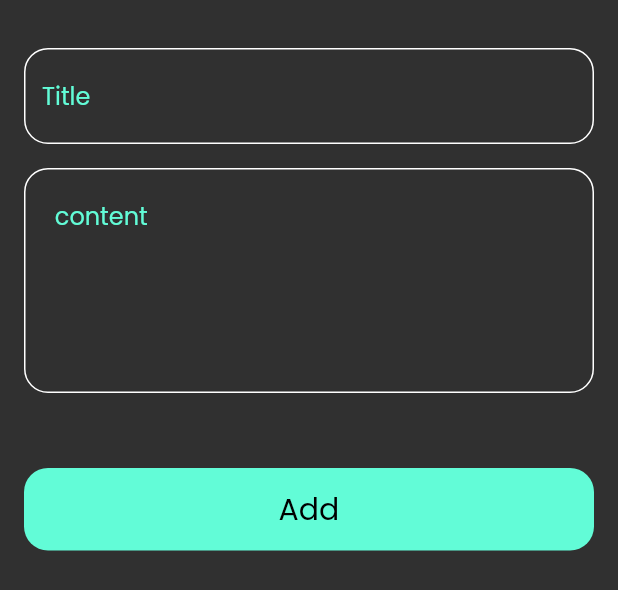
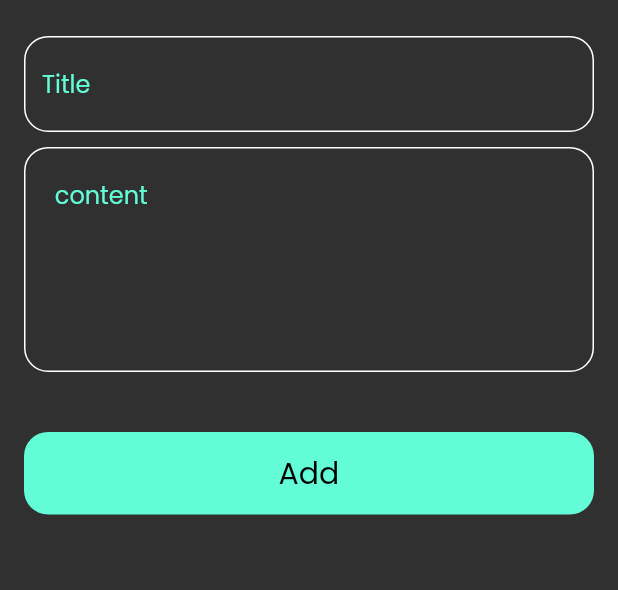
Before and after one commit to Hussein-Kurhily/Notes-App, a Flutter app: the AddNoteBottomSheet widget shown alone on an empty page, opened directly, on a phone screen of 412 x 824 dp. Shown: the top 590 px of the screen. Run offline on Flutter 3.47's test engine with Material 2 defaults, Android fonts, the phone set to English and light mode, and no system bars; drawn by our look-alikes of modal_progress_hud_nsn; our stand-ins replace flutter_bloc, font_awesome_flutter, hive, hive_flutter; accounts and stored records are empty.

Commit message:
change add note bottom sheet

```diff
--- a/lib/views/Widgets/add_note_bottom_sheet.dart
+++ b/lib/views/Widgets/add_note_bottom_sheet.dart
@@ -23,12 +23,14 @@ class AddNoteBottomSheet extends StatelessWidget {
               Navigator.pop(context);
             }
           },
-          builder: (context, state) {
-            return ModalProgressHUD(
-                inAsyncCall: state is AddNoteLoading ? true : false,
-                child: const SingleChildScrollView(child: AddNoteForm())
-            );
-          },
+          builder : (context, state) {
+            return AbsorbPointer(
+              absorbing: state is AddNoteLoading ? true : false,
+              child: const SingleChildScrollView
+                (child: AddNoteForm()
+              ),
+            ) ;
+          }
         ),
       ),
     );
--- a/lib/views/Widgets/add_note_form.dart
+++ b/lib/views/Widgets/add_note_form.dart
@@ -3,7 +3,6 @@ import 'package:flutter_bloc/flutter_bloc.dart';
 import 'package:notes/cubits/add_note_cubit.dart';
 import 'package:notes/models/note_model.dart';
 import 'package:notes/views/Widgets/save_note_bottom.dart';
-
 import 'custom_text_field.dart';
 
 class AddNoteForm extends StatefulWidget {
@@ -16,9 +15,12 @@ class AddNoteForm extends StatefulWidget {
 }
 
 class _AddNoteFormState extends State<AddNoteForm> {
-  final GlobalKey<FormState> formKey = GlobalKey() ;
-  AutovalidateMode autovalidateMode = AutovalidateMode.disabled ;
-  String? title, subTitle ;
+  final GlobalKey<FormState> formKey = GlobalKey();
+
+  AutovalidateMode autovalidateMode = AutovalidateMode.disabled;
+
+  String? title, subTitle;
+
   @override
   Widget build(BuildContext context) {
     return Form(
@@ -27,32 +29,34 @@ class _AddNoteFormState extends State<AddNoteForm> {
       child: Column(
         children: [
           const SizedBox(
-            height: 32,
+            height: 24,
           ),
           CustomTextField(
             onSaved: (value) {
-              title = value ;
+              title = value;
             },
             hintText: 'Title',
             maxLines: 1,
           ),
-          const  SizedBox(
-            height: 16,
+          const SizedBox(
+            height: 10,
           ),
           CustomTextField(
             onSaved: (value) {
-              subTitle = value ;
+              subTitle = value;
             },
             hintText: '  content',
             maxLines: 5,
           ),
           const SizedBox(
-            height: 50,
+            height: 40,
           ),
-          SaveNoteBottom(
+          BlocBuilder<AddNoteCubit, AddNoteState>(
+            builder: (context, state) {
+              return SaveNoteBottom(
+                isLoading: state is AddNoteLoading ? true : false ,
                 onTap: () {
-              if(formKey.currentState!.validate())
-              {
+                  if (formKey.currentState!.validate()) {
                     formKey.currentState!.save();
 
                     var noteModel = NoteModel(
@@ -60,19 +64,20 @@ class _AddNoteFormState extends State<AddNoteForm> {
                         subTitle: subTitle!,
                         date: DateTime.now().toString(),
                         color: Colors.blue.value
-                ) ;
-                BlocProvider.of<AddNoteCubit>(context).addNote(noteModel) ;
-
-              }else {
-                autovalidateMode = AutovalidateMode.always ;
+                    );
+                    BlocProvider.of<AddNoteCubit>(context).addNote(noteModel);
+                  } else {
+                    autovalidateMode = AutovalidateMode.always;
                     setState(() {
 
                     });
                   }
                 },
+              );
+            },
           ),
           const SizedBox(
-            height: 16,
+            height: 10,
           )
         ],
       ),
--- a/lib/views/Widgets/save_note_bottom.dart
+++ b/lib/views/Widgets/save_note_bottom.dart
@@ -1,10 +1,12 @@
 import 'package:flutter/cupertino.dart';
+import 'package:flutter/material.dart';
 import 'package:notes/constant/constans.dart';
 
 
 class SaveNoteBottom extends StatelessWidget {
-  const SaveNoteBottom({Key? key, this.onTap}) : super(key: key);
+  const SaveNoteBottom({Key? key, this.onTap, this.isLoading = false}) : super(key: key);
   final void Function()? onTap ;
+  final bool isLoading;
   @override
   Widget build(BuildContext context) {
     return GestureDetector(
@@ -16,8 +18,14 @@ class SaveNoteBottom extends StatelessWidget {
           color: kPrimaryColor,
           borderRadius: BorderRadius.circular(16)
         ),
-        child: const Center(
-          child: Text('Add', style: TextStyle(color: CupertinoColors.black, fontSize: 20),),
+        child:  Center(
+          child: isLoading ? SizedBox(
+            height: 24,
+            width: 24,
+            child: const CircularProgressIndicator(
+              backgroundColor: Colors.white,color: kPrimaryColor,
+            ),
+          ) : const Text('Add', style: TextStyle(color: CupertinoColors.black, fontSize: 20),),
         ),
       ),
     );
```
Lines whose indentation alone changed are shown as unchanged.
